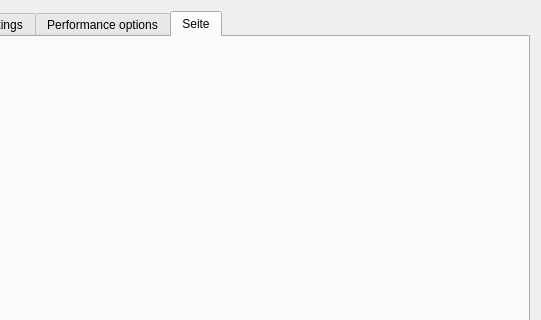
Old version of the form SIM-VICUS/src/SVSimulationStartNandrad.ui in the repository ghorwin/SIM-VICUS; both pictures show x 417 to 958 and y 0 to 320 of the 958 by 810 pixel window.
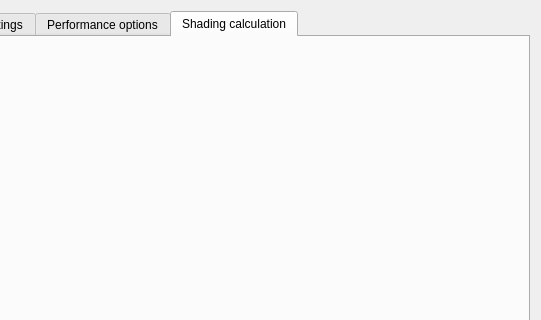
New version of the form. The open tabs and pages were chosen to show the change. Custom widgets are drawn as their Qt base class.

Commit message: Made shading calculation dialog a page in simulation start widget.

The edit to the form file:
```diff
--- a/SIM-VICUS/src/SVSimulationStartNandrad.ui
+++ b/SIM-VICUS/src/SVSimulationStartNandrad.ui
@@ -331,7 +331,7 @@
      </widget>
      <widget class="QWidget" name="tabShadingCalculation">
       <attribute name="title">
-       <string>Seite</string>
+       <string>Shading calculation</string>
       </attribute>
      </widget>
     </widget>
```
Left out of the diff: 2 changed lines with no effect on the pictures. The commit also changes 10 other files.
